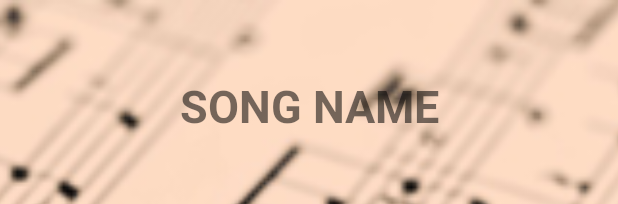
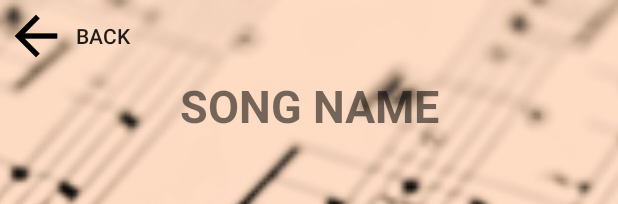
Before and after one commit to tijojose27/MusicApp, an Android app: the layout song_play_item.xml on its own in the app's theme, with its tools: preview values and no code run, on a phone screen of 412 x 824 dp. Shown: the top 204 px of the screen. Run offline under Robolectric (Android 15) with nearby library versions, the phone set to English and light mode, and no system bars.

Commit message:
added a button to the play song class to go to main activity

```diff
--- a/app/src/main/res/layout/song_play_item.xml
+++ b/app/src/main/res/layout/song_play_item.xml
@@ -41,9 +41,15 @@
             android:drawableEnd="@mipmap/play"
             android:background="@android:color/transparent"
             android:tint="@color/itemDark" />
-
     </LinearLayout>
 
+    <Button
+        android:id="@+id/go_back_song_play_item"
+        android:layout_width="wrap_content"
+        android:layout_height="wrap_content"
+        android:drawableStart="@mipmap/back"
+        android:background="@android:color/transparent"
+        android:text="@string/goBack"/>
 
     <TextView
         android:id="@+id/song_song_play_item"
--- a/app/src/main/res/values/strings.xml
+++ b/app/src/main/res/values/strings.xml
@@ -3,4 +3,5 @@
     <string name="artist">Artist</string>
     <string name="albums">Albums</string>
     <string name="songs">Songs</string>
+    <string name="goBack">BACK</string>
 </resources>
```
Also changed, not shown: app/src/main/java/com/tijojose27/musicapp/PlaySongActivity.java (+13 -0 lines), app/src/main/back-web.png (added), app/src/main/res/mipmap-hdpi/back.png (added), app/src/main/res/mipmap-mdpi/back.png (added), app/src/main/res/mipmap-xhdpi/back.png (added), app/src/main/res/mipmap-xxhdpi/back.png (added), app/src/main/res/mipmap-xxxhdpi/back.png (added).
